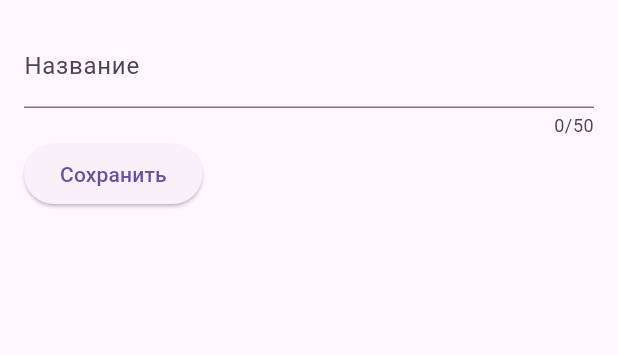
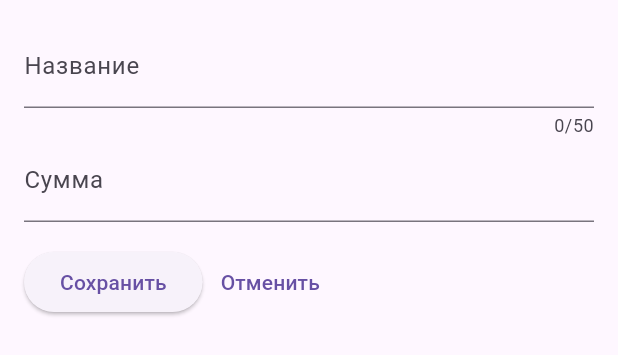
Before and after one commit to BulanovAlexander/expense_tracker, a Flutter app: the ExpensesAdder widget shown alone on an empty page, opened directly, after a tap on "Сохранить", on a phone screen of 412 x 824 dp. Shown: the top 355 px of the screen. Run offline on Flutter 3.47's test engine with Material 3 defaults, Android fonts, the phone set to English and light mode, and no system bars.

Commit message:
Добавление поля ввода для суммы и кнопки отмены

```diff
--- a/lib/widgets/expenses/expenses_adder.dart
+++ b/lib/widgets/expenses/expenses_adder.dart
@@ -1,4 +1,5 @@
 import 'package:flutter/material.dart';
+import 'package:flutter/services.dart';
 
 class ExpensesAdder extends StatefulWidget {
   const ExpensesAdder({super.key});
@@ -11,10 +12,12 @@ class ExpensesAdder extends StatefulWidget {
 
 class _ExpensesAdderState extends State<ExpensesAdder> {
   final _titleController = TextEditingController();
+  final _amountController = TextEditingController();
 
   @override
   void dispose() {
     _titleController.dispose();
+    _amountController.dispose();
     super.dispose();
   }
 
@@ -31,15 +34,35 @@ class _ExpensesAdderState extends State<ExpensesAdder> {
               label: Text('Название'),
             ),
           ),
+          TextField(
+            controller: _amountController,
+            keyboardType: TextInputType.number,
+            inputFormatters: [
+              FilteringTextInputFormatter.allow(
+                  RegExp(r'^\d*\.?\d{0,2}')), // разрешает только цифры
+            ],
+            decoration: const InputDecoration(
+              prefixText: '₽ ',
+              label: Text('Сумма'),
+            ),
+          ),
+          const SizedBox(
+            height: 16.0,
+          ),
           Row(
             children: <Widget>[
               ElevatedButton(
                 onPressed: () {
+                  print(_amountController.text);
                   print(_titleController.text);
                 },
                 child: const Text(
                   'Сохранить',
                 ),
+              ),
+              TextButton(
+                onPressed: () {},
+                child: const Text('Отменить'),
               ),
             ],
           ),
```
